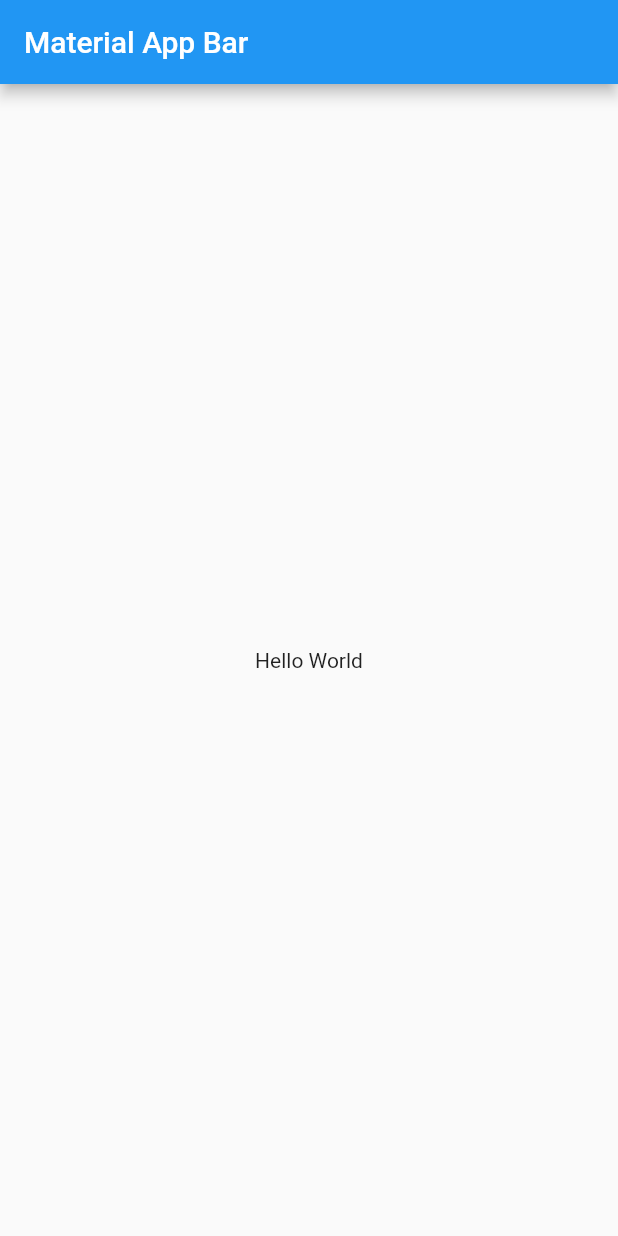
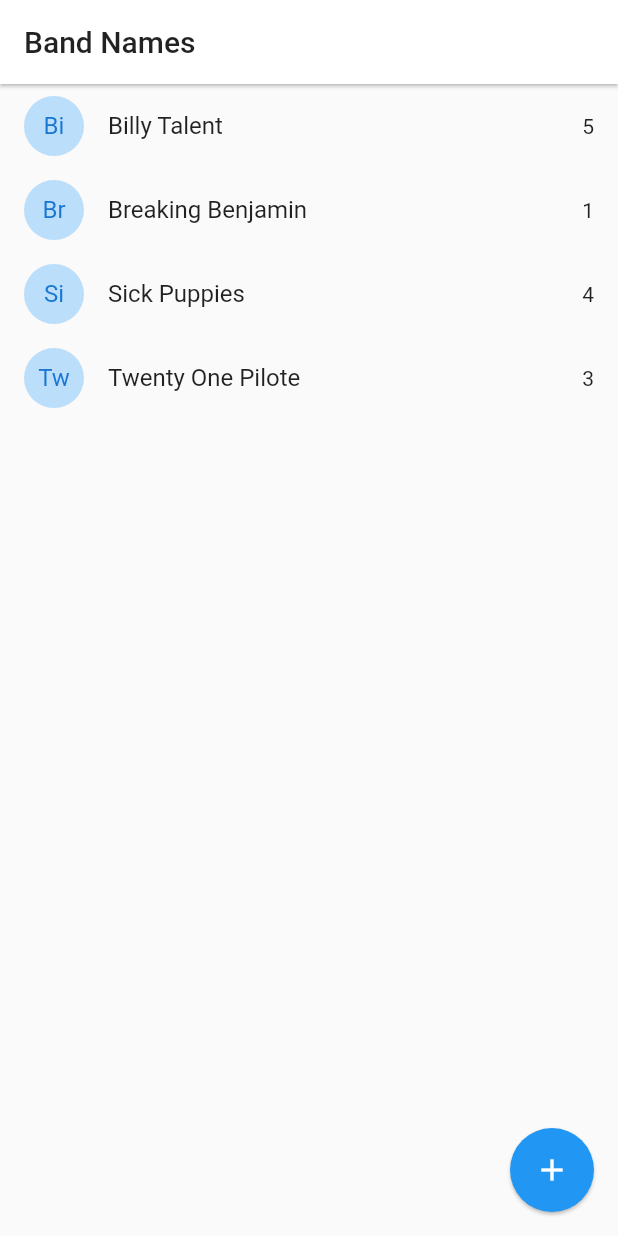
Before and after one commit to JesusEmmanuelPonce/votaciones_flutter, a Flutter app: the screen it shows after launch, on a phone screen of 412 x 824 dp. Run offline on Flutter 3.47's test engine with Material 2 defaults, Android fonts, the phone set to English and light mode, and no system bars.

Commit message:
model band list view added

```diff
--- a/lib/main.dart
+++ b/lib/main.dart
@@ -1,4 +1,5 @@
 import 'package:flutter/material.dart';
+import 'package:votaciones_flutter/pages/home_page.dart';
 
 void main() => runApp(MyApp());
 
@@ -8,16 +9,10 @@ class MyApp extends StatelessWidget {
     return MaterialApp(
       debugShowCheckedModeBanner: false,
       title: 'Material App',
-      home: Scaffold(
-        appBar: AppBar(
-          title: Text('Material App Bar'),
-        ),
-        body: Center(
-          child: Container(
-            child: Text('Hello World'),
-          ),
-        ),
-      ),
+      initialRoute: 'home',
+      routes: {
+        'home': (_) => HomePage()
+      },
     );
   }
 }
--- /dev/null
+++ b/lib/models/band.dart
@@ -0,0 +1,20 @@
+class Band{
+
+  String id;
+  String name;
+  int votes;
+
+  Band({
+    this.id,
+    this.name,
+    this.votes
+  });
+
+  factory Band.fromMap(Map <String, dynamic> obj) => Band(
+    id: obj['id'],
+    name: obj['name'],
+    votes: obj['votes']
+  );
+
+
+}
--- /dev/null
+++ b/lib/pages/home_page.dart
@@ -0,0 +1,94 @@
+import 'package:flutter/material.dart';
+import 'package:votaciones_flutter/models/band.dart';
+
+class HomePage extends StatefulWidget {
+  const HomePage({Key key}) : super(key: key);
+
+  @override
+  _HomePageState createState() => _HomePageState();
+}
+
+class _HomePageState extends State<HomePage> {
+
+  List<Band> bands = [
+    Band(id: '1', name: 'Billy Talent', votes: 5),
+    Band(id: '2', name: 'Breaking Benjamin', votes: 1),
+    Band(id: '3', name: 'Sick Puppies', votes: 4),
+    Band(id: '4', name: 'Twenty One Pilote', votes: 3)
+  ];
+
+  @override
+  Widget build(BuildContext context) {
+    return Scaffold(
+      appBar: AppBar(
+        title: Text('Band Names', style: TextStyle(color: Colors.black87)),
+        backgroundColor: Colors.white,
+        elevation: 1,
+      ),
+      body: ListView.builder(
+        itemCount: bands.length,
+        itemBuilder: (context, index) => bandTile(bands[index])
+      ),
+      floatingActionButton: FloatingActionButton(
+        child: Icon(Icons.add),
+        elevation: 1,
+        onPressed: addNewBand,
+      ),
+    );
+  }
+
+  Widget bandTile(Band band) {
+    return Dismissible(
+        key: Key(band.id),
+        direction: DismissDirection.startToEnd,
+        background: Container(
+          padding: EdgeInsets.only(left: 8),
+          color: Colors.red,
+          child: Align(
+            alignment: Alignment.centerLeft,
+            child: Text('Delete band', style: TextStyle(color: Colors.white)),
+          )
+        ),
+        child: ListTile(
+        leading: CircleAvatar(
+          child: Text(band.name.substring(0,2)),
+          backgroundColor: Colors.blue[100],
+        ),
+        title: Text(band.name),
+        trailing: Text('${band.votes}'),
+      ),
+    );
+  }
+
+  addNewBand(){
+
+    final textController = new TextEditingController();
+
+    showDialog(
+      context: context,
+      builder: (context) {
+        return AlertDialog(
+          title: Text('New band name'),
+          content: TextField(
+            controller: textController,
+          ),
+          actions: [
+            MaterialButton(
+              child: Text('Add'),
+              elevation: 5,
+              textColor: Colors.blue,
+              onPressed: () => addBandtoList(textController.text)
+            )
+          ],
+        );
+      }
+    );
+  }
+  void addBandtoList(String name){
+    print(name);
+    if(name.length > 1){
+
+    }
+    Navigator.pop(context);
+  }
+}
```
